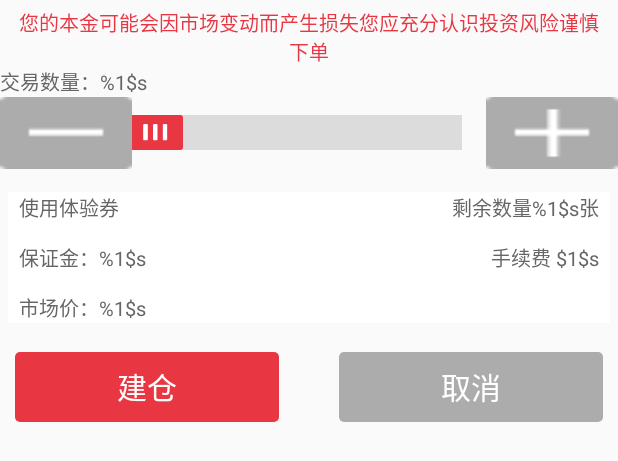
After one commit to zyzbsh/fx, an Android app: the layout footer_build.xml on its own in the app's theme, with its tools: preview values and no code run, on a phone screen of 412 x 824 dp. The commit adds this screen. Shown: the top 461 px of the screen. Run offline under Robolectric (Android 15) with nearby library versions, the phone set to English and light mode, and no system bars.

Commit message:
建仓布局修改

```diff
--- a/app/src/main/java/fxtrader/com/app/constant/IntentItem.java
+++ b/app/src/main/java/fxtrader/com/app/constant/IntentItem.java
@@ -6,4 +6,6 @@ package fxtrader.com.app.constant;
 public final class IntentItem {
     public static final String LOGIN = "login";
     public static final String CONTARCT_INFO = "contract_info";
+    public static final String CONTRACT_NAME = "contract_name";
+    public static final String CONTRACT_TYPE = "contract_type";
 }
--- a/app/src/main/java/fxtrader/com/app/http/HttpConstant.java
+++ b/app/src/main/java/fxtrader/com/app/http/HttpConstant.java
@@ -4,6 +4,11 @@ package fxtrader.com.app.http;
  * Created by zhangyuzhu on 2016/12/7.
  */
 public final class HttpConstant {
+
+    public static class ContractUnit{
+        public static final String KG = "kg";
+        public static final String T = "t";
+    }
 
     /**
      * 交易类型
--- /dev/null
+++ b/app/src/main/res/layout/footer_build.xml
@@ -0,0 +1,133 @@
+<?xml version="1.0" encoding="utf-8"?>
+<LinearLayout xmlns:android="http://schemas.android.com/apk/res/android"
+    android:layout_width="match_parent"
+    android:layout_height="wrap_content"
+    android:orientation="vertical">
+
+    <TextView
+        android:layout_width="match_parent"
+        android:layout_height="wrap_content"
+        android:layout_marginLeft="@dimen/dialog_buy_padding"
+        android:layout_marginRight="@dimen/dialog_buy_padding"
+        android:layout_marginTop="5dp"
+        android:gravity="center_horizontal"
+        android:text="@string/remind_buy"
+        android:textColor="@color/red_text"
+        android:textSize="13sp" />
+
+    <TextView
+        android:id="@+id/dialog_buy_trade_num_tv"
+        style="@style/BuyDialogTv"
+        android:text="@string/trade_num" />
+
+    <RelativeLayout
+        android:layout_width="match_parent"
+        android:layout_height="wrap_content">
+
+        <Button
+            android:id="@+id/dialog_buy_minus_btn"
+            android:layout_width="wrap_content"
+            android:layout_height="wrap_content"
+            android:layout_centerVertical="true"
+            android:background="@mipmap/icon_minus" />
+
+        <Button
+            android:id="@+id/dialog_buy_plus_btn"
+            android:layout_width="wrap_content"
+            android:layout_height="wrap_content"
+            android:layout_alignParentRight="true"
+            android:layout_centerVertical="true"
+            android:background="@mipmap/icon_plus" />
+
+        <SeekBar
+            android:id="@+id/dialog_buy_seek_bar"
+            android:layout_width="match_parent"
+            android:layout_height="wrap_content"
+            android:layout_centerVertical="true"
+            android:layout_toLeftOf="@id/dialog_buy_plus_btn"
+            android:layout_toRightOf="@id/dialog_buy_minus_btn"
+            android:progressDrawable="@mipmap/seek_bar_progress"
+            android:thumb="@mipmap/seek_bar_thum" />
+    </RelativeLayout>
+
+    <RelativeLayout
+        android:layout_width="match_parent"
+        android:layout_height="wrap_content"
+        android:layout_marginLeft="@dimen/shape_dialog_buy_padding"
+        android:layout_marginRight="@dimen/shape_dialog_buy_padding"
+        android:layout_marginTop="15dp"
+        android:background="@color/white"
+        android:paddingLeft="7dp"
+        android:paddingRight="7dp">
+
+        <CheckBox
+            android:id="@+id/dialog_buy_use_coupon_cb"
+            style="@style/BuyDialogTv"
+            android:button="@null"
+            android:checked="false"
+            android:text="@string/use_coupon" />
+
+        <TextView
+            style="@style/BuyDialogTv"
+            android:layout_alignBottom="@id/dialog_buy_use_coupon_cb"
+            android:layout_alignParentRight="true"
+            android:text="@string/num_remain"
+
+            />
+
+        <TextView
+            android:id="@+id/dialog_buy_deposit_tv"
+            style="@style/BuyDialogTv"
+            android:layout_below="@id/dialog_buy_use_coupon_cb"
+            android:layout_marginTop="12.43dp"
+            android:text="@string/deposit_num" />
+
+        <TextView
+            android:id="@+id/dialog_buy_fee_tv"
+            style="@style/BuyDialogTv"
+            android:layout_alignBottom="@id/dialog_buy_deposit_tv"
+            android:layout_alignParentRight="true"
+            android:text="@string/fee_num" />
+
+        <TextView
+            android:id="@+id/dialog_buy_market_price_tv"
+            style="@style/BuyDialogTv"
+            android:layout_below="@id/dialog_buy_deposit_tv"
+            android:layout_marginTop="12.43dp"
+            android:text="@string/market_price_num" />
+    </RelativeLayout>
+
+    <LinearLayout
+        android:layout_width="match_parent"
+        android:layout_height="60dp"
+        android:layout_marginTop="19dp"
+        android:orientation="horizontal"
+        android:paddingBottom="13.5dp"
+        android:paddingLeft="10dp"
+        android:paddingRight="10dp">
+
+        <TextView
+            android:id="@+id/dialog_buy_build_position_tv"
+            android:layout_width="0dp"
+            android:layout_height="match_parent"
+            android:layout_weight="1"
+            android:background="@drawable/shape_sure"
+            android:gravity="center"
+            android:text="@string/build_position"
+            android:textColor="@color/white"
+            android:textSize="20sp" />
+
+        <TextView
+            android:id="@+id/dialog_buy_cancel_tv"
+            android:layout_width="0dp"
+            android:layout_height="match_parent"
+            android:layout_marginLeft="40dp"
+            android:layout_weight="1"
+            android:background="@drawable/shape_cancel"
+            android:gravity="center"
+            android:text="@string/cancel"
+            android:textColor="@color/white"
+            android:textSize="20sp" />
+    </LinearLayout>
+
+</LinearLayout>
--- a/app/src/main/res/values/strings.xml
+++ b/app/src/main/res/values/strings.xml
@@ -57,7 +57,7 @@
     <string name="use_coupon">使用体验券</string>
     <string name="num_remain">剩余数量%1$s张</string>
     <string name="deposit_num">保证金：%1$s</string>
-    <string name="fee_num">手续费：$1$s</string>
+    <string name="fee_num">手续费  $1$s</string>
     <string name="market_price_num">市场价：%1$s</string>
     <string name="build_position">建仓</string>
     <string name="cancel">取消</string>
--- a/app/src/main/res/values/styles.xml
+++ b/app/src/main/res/values/styles.xml
@@ -11,6 +11,11 @@
 
     <style name="Theme.CustomDialog" parent="android:style/Theme.Dialog">
         <item name="android:windowBackground">@drawable/shape_white_corner_5</item>
+    </style>
+
+    <style name="DialogFullScreen">
+        <item name="android:windowFullscreen">true</item>
+        <item name="android:windowNoTitle">true</item>
     </style>
 
     <style name="WrapContent">
@@ -89,6 +94,7 @@
     <style name="BuyDialogTheme" parent="@android:style/Theme.Dialog">
         <item name="android:windowFrame">@null</item>
         <item name="android:windowNoTitle">true</item>
+        <item name="android:windowFullscreen">true</item>
         <item name="android:windowIsFloating">true</item>
         <item name="android:windowContentOverlay">@null</item>
         <item name="android:windowBackground">@android:color/transparent</item>
```
Also changed, not shown: app/src/main/java/fxtrader/com/app/adapter/FullyGridLayoutManager.java (added, +116 -0 lines), app/src/main/java/fxtrader/com/app/entity/ContractEntity.java (added, +61 -0 lines), app/src/main/java/fxtrader/com/app/entity/ContractInfoEntity.java (+25 -1 lines), app/src/main/java/fxtrader/com/app/homepage/DataLineFragment.java (+7 -16 lines), app/src/main/java/fxtrader/com/app/homepage/HomepageFragment.java (+48 -27 lines), app/src/main/java/fxtrader/com/app/tools/UIUtil.java (+10 -0 lines), app/src/main/java/fxtrader/com/app/view/BuildDialog.java (renamed from app/src/main/java/fxtrader/com/app/view/BuyDialog.java, +45 -99 lines), app/src/main/res/layout/dialog_build.xml (renamed from app/src/main/res/layout/dialog_buy.xml, +8 -3 lines), app/src/main/res/layout/item_dialog_build.xml (added, +49 -0 lines).
